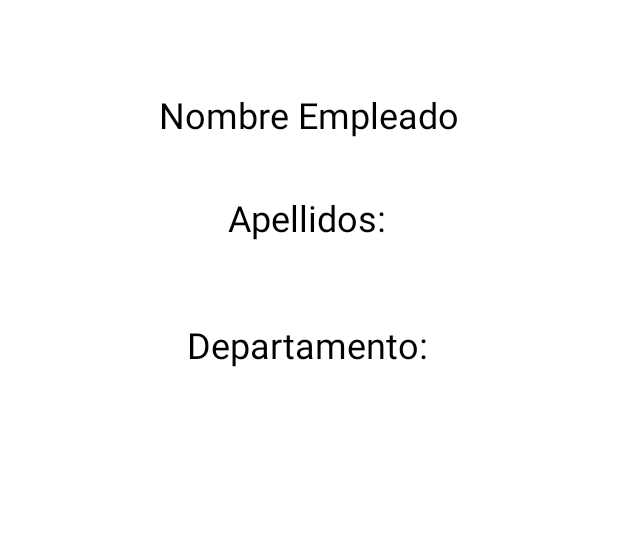
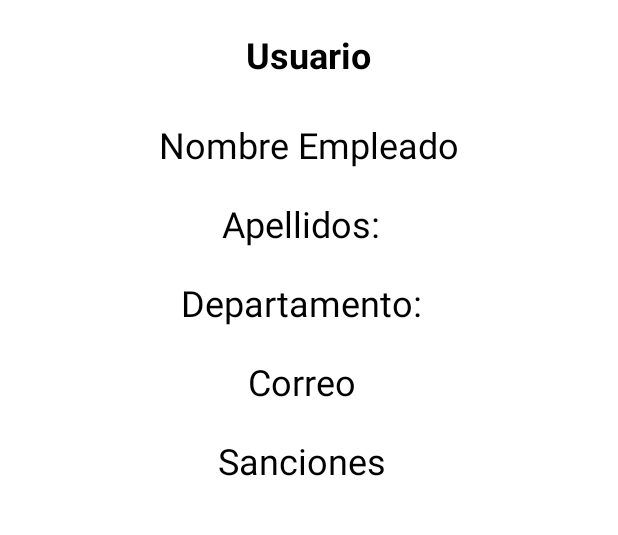
Before and after one commit to JoseCumplido82/H91, an Android app: the MostrarDetalleEmpleadoActivity screen opened directly, with no data from a screen before it, on a phone screen of 412 x 824 dp, the part 390-925 px from its top. Run offline under Robolectric (Android 15) with nearby library versions, the phone set to English and light mode, and no system bars; 11 statements that could not run were skipped.

Commit message:
muestra bien el detalle del empleado a falta de que muestre bien las sanciones, ademas sigue sin funcionar el boton añadir empleado a la bbdd

```diff
--- a/app/src/main/AndroidManifest.xml
+++ b/app/src/main/AndroidManifest.xml
@@ -17,7 +17,6 @@
         android:supportsRtl="true"
         android:theme="@style/Theme.H91">
         <activity android:name=".ActivityMensajeNotificaciones"></activity>
-        <activity android:name=".NuevoEmpleadoActivity" />
         <activity android:name=".MostrarDetalleEmpleadoActivity" />
         <activity android:name=".ActivityMensajeNotificacion" />
         <activity android:name=".ActivityCrearNotificacion" />
--- a/app/src/main/java/com/example/h91/Clases/Departamento.java
+++ b/app/src/main/java/com/example/h91/Clases/Departamento.java
@@ -21,7 +21,6 @@ public class Departamento implements Serializable {
     }
     public Departamento(int id, String nombre) {
         this.id = id;
-        this.idResponsable=0;
         this.nombre = nombre;
     }
     public Departamento(int id){
--- a/app/src/main/java/com/example/h91/Clases/EmpleadoViewHolder.java
+++ b/app/src/main/java/com/example/h91/Clases/EmpleadoViewHolder.java
@@ -12,7 +12,7 @@ import com.example.h91.MostrarDetalleEmpleadoActivity;
 import com.example.h91.R;
 
 
-import static com.example.h91.NuevoEmpleadoActivity.EXTRA_OBJETO_EMPLEADO;
+import static com.example.h91.ActivityAnadirEmpleado.EXTRA_OBJETO_EMPLEADO;
 
 public class EmpleadoViewHolder extends RecyclerView.ViewHolder implements View.OnClickListener {
     public TextView txt_nombreEmpleado4=null;
@@ -38,7 +38,9 @@ public class EmpleadoViewHolder extends RecyclerView.ViewHolder implements View.
         Log.i("empleado","has seleccionado: " + empleado.toString());
         lcAdapter.notifyDataSetChanged();
         Intent intent = new Intent(lcAdapter.getC(), MostrarDetalleEmpleadoActivity.class);
-        Empleado e1 = new Empleado(empleado.getIdDepartamento(), empleado.getNombre(), empleado.getApellido());
+        //Empleado e1 = new Empleado(empleado.getIdDepartamento(), empleado.getNombre(), empleado.getApellido());
+        Empleado e1 = new Empleado(empleado.getIdDepartamento(),empleado.getUsuario(),empleado.getPass(), empleado.getNombre(), empleado.getApellido(), empleado.getDomicilio(), empleado.getCorreo(), empleado.getTelefono(), empleado.getFecha_incorporacion(), empleado.getSanciones(), empleado.getFecha_salida());
+
 
         //fallo aqui
         intent.putExtra(EXTRA_OBJETO_EMPLEADO, e1);
--- a/app/src/main/java/com/example/h91/MostrarDetalleEmpleadoActivity.java
+++ b/app/src/main/java/com/example/h91/MostrarDetalleEmpleadoActivity.java
@@ -15,6 +15,10 @@ public class MostrarDetalleEmpleadoActivity extends AppCompatActivity {
     TextView txt_detalle_nombree=null;
     TextView txt_detalle_apellidoe=null;
     TextView txt_detalle_departamentoe=null;
+    TextView txt_detalle_Correoe=null;
+    TextView txt_detalleUsuarioe=null;
+    TextView txt_detalleSancionese=null;
+    String nombreDpt="";
 
     @Override
     protected void onCreate(Bundle savedInstanceState) {
@@ -23,21 +27,36 @@ public class MostrarDetalleEmpleadoActivity extends AppCompatActivity {
         txt_detalle_nombree = findViewById(R.id.txt_detalle_nombree);
         txt_detalle_apellidoe= findViewById(R.id.txt_detalle_apellidoe);
         txt_detalle_departamentoe=findViewById(R.id.txt_detalle_departamentoe);
+        txt_detalle_Correoe=findViewById(R.id.txt_detalleCorreoe);
+        txt_detalleUsuarioe=findViewById(R.id.txt_detalleUsuarioe);
+        txt_detalleSancionese=findViewById(R.id.txt_detalleSancionese);
         Intent intent = getIntent();
         if(intent != null)
         {
 
             Empleado empleado= (Empleado) intent.getSerializableExtra(ActivityAnadirEmpleado.EXTRA_OBJETO_EMPLEADO);
-            //txt_detalle_nombree.setText("el nombre es" );
-            //txt_detalle_apellidoe.setText("el apellido es: ");
-            //txt_detalle_departamentoe.setText("el departamento es: ");
 
-            //RECIBE EL OBJETO EMPLEADO COMO NULL
-            txt_detalle_nombree.setText(empleado.getNombre());
-            txt_detalle_apellidoe.setText(empleado.getApellido());
-            txt_detalle_departamentoe.setText("departamento" + empleado.getIdDepartamento());
+
+            if(empleado.getIdDepartamento()==1){
+                 nombreDpt= "Compras";
+            }else if(empleado.getIdDepartamento()==2){
+                 nombreDpt="Ventas";
+            }else if(empleado.getIdDepartamento()==3){
+                nombreDpt="Financiero";
+            }else if(empleado.getIdDepartamento()==4){
+                nombreDpt="Marketplace";
+            }else if(empleado.getIdDepartamento()==5){
+                nombreDpt="Logistica";
+            }
+
+            txt_detalle_nombree.setText("EMPLEADO: " + " "+ empleado.getNombre().toUpperCase());
+            txt_detalle_apellidoe.setText("APELLIDO: " + " " + empleado.getApellido().toUpperCase());
+            txt_detalle_departamentoe.setText("DPTO. " + " " + empleado.getIdDepartamento() + " - " + nombreDpt);
+            txt_detalle_Correoe.setText("Correo: " + empleado.getCorreo());
+            txt_detalleUsuarioe.setText("DNI: " + empleado.getUsuario());
+            txt_detalleSancionese.setText("Sanciones: " + Integer.valueOf(empleado.getSanciones()));
             Log.i("empleado", "no se muestran los empleados por " + empleado);
-        //ERRORES NO SE MUESTRA ESTE ACTIVITY
+
         }
 
 
--- a/app/src/main/java/com/example/h91/modelos/EmpleadoDB.java
+++ b/app/src/main/java/com/example/h91/modelos/EmpleadoDB.java
@@ -24,7 +24,7 @@ public class EmpleadoDB {
         ArrayList<Empleado> empleadosDevueltos = new ArrayList<Empleado>();
         try{
             Statement sentencia = conexion.createStatement();
-            String ordenSQL = "select em.id, em.idDepartamento, em.usuario, em.pass, em.nombre, em.apellido, em.domicilio, em.correo, em.telefono, em.fecha_incorporacion, em.fecha_salida from empleado em;";
+            String ordenSQL = "select em.id, em.idDepartamento, em.usuario, em.pass, em.nombre, em.apellido, em.domicilio, em.correo, em.telefono, em.fecha_incorporacion,em.sanciones, em.fecha_salida from empleado em;";
             ResultSet resultado= sentencia.executeQuery(ordenSQL);
             while (resultado.next())
             {
@@ -40,10 +40,10 @@ public class EmpleadoDB {
                 String telefono = resultado.getString("telefono");
                 //posible error con date, cambiar la importacion de util a sql
                 Date fecha_incorporacion = resultado.getDate("fecha_incorporacion");
-
+                int sanciones= resultado.getInt("sanciones");
                 Date fecha_salida = resultado.getDate("fecha_salida");
                 //CORREGIR
-                Empleado empleado= new Empleado(id, idDepartamento, usuario, pass, nombre, apellido, domicilio, correo, telefono, fecha_incorporacion, fecha_salida);
+                Empleado empleado= new Empleado(id, idDepartamento, usuario, pass, nombre, apellido, domicilio, correo, telefono, fecha_incorporacion, (char) sanciones, fecha_salida);
                 empleadosDevueltos.add(empleado);
 
             }
--- a/app/src/main/res/layout/activity_mostrar_detalle_empleado.xml
+++ b/app/src/main/res/layout/activity_mostrar_detalle_empleado.xml
@@ -33,7 +33,7 @@
         android:id="@+id/txt_detalle_nombree"
         android:layout_width="wrap_content"
         android:layout_height="wrap_content"
-        android:layout_marginTop="60dp"
+        android:layout_marginTop="80dp"
         android:text="@string/nombre_empleado"
         android:textColor="@color/black"
         android:textSize="24sp"
@@ -46,12 +46,12 @@
         android:id="@+id/txt_detalle_apellidoe"
         android:layout_width="wrap_content"
         android:layout_height="wrap_content"
-        android:layout_marginTop="36dp"
+        android:layout_marginTop="20dp"
         android:text="@string/apellidos"
         android:textColor="@color/black"
         android:textSize="24sp"
         app:layout_constraintEnd_toEndOf="@+id/txt_detalle_nombree"
-        app:layout_constraintHorizontal_bias="0.489"
+        app:layout_constraintHorizontal_bias="0.446"
         app:layout_constraintStart_toStartOf="@+id/txt_detalle_nombree"
         app:layout_constraintTop_toBottomOf="@+id/txt_detalle_nombree" />
 
@@ -59,11 +59,49 @@
         android:id="@+id/txt_detalle_departamentoe"
         android:layout_width="wrap_content"
         android:layout_height="wrap_content"
-        android:layout_marginTop="52dp"
+        android:layout_marginTop="20dp"
         android:text="@string/departamento"
         android:textColor="@color/black"
         android:textSize="24sp"
         app:layout_constraintEnd_toEndOf="@+id/txt_detalle_apellidoe"
         app:layout_constraintStart_toStartOf="@+id/txt_detalle_apellidoe"
         app:layout_constraintTop_toBottomOf="@+id/txt_detalle_apellidoe" />
+
+    <TextView
+        android:id="@+id/txt_detalleCorreoe"
+        android:layout_width="wrap_content"
+        android:layout_height="wrap_content"
+        android:layout_marginTop="20dp"
+        android:text="@string/correo"
+        android:textColor="@color/black"
+        android:textSize="24sp"
+        app:layout_constraintEnd_toEndOf="@+id/txt_detalle_departamentoe"
+        app:layout_constraintStart_toStartOf="@+id/txt_detalle_departamentoe"
+        app:layout_constraintTop_toBottomOf="@+id/txt_detalle_departamentoe" />
+
+    <TextView
+        android:id="@+id/txt_detalleUsuarioe"
+        android:layout_width="wrap_content"
+        android:layout_height="wrap_content"
+        android:layout_marginTop="20dp"
+        android:text="@string/usuario"
+        android:textColor="@android:color/black"
+        android:textSize="24sp"
+        android:textStyle="bold"
+        app:layout_constraintEnd_toEndOf="@+id/imageView2"
+        app:layout_constraintHorizontal_bias="0.495"
+        app:layout_constraintStart_toStartOf="@+id/imageView2"
+        app:layout_constraintTop_toBottomOf="@+id/imageView2" />
+
+    <TextView
+        android:id="@+id/txt_detalleSancionese"
+        android:layout_width="wrap_content"
+        android:layout_height="wrap_content"
+        android:layout_marginTop="20dp"
+        android:text="@string/sanciones"
+        android:textColor="@color/black"
+        android:textSize="24sp"
+        app:layout_constraintEnd_toEndOf="@+id/txt_detalleCorreoe"
+        app:layout_constraintStart_toStartOf="@+id/txt_detalleCorreoe"
+        app:layout_constraintTop_toBottomOf="@+id/txt_detalleCorreoe" />
 </androidx.constraintlayout.widget.ConstraintLayout>
--- a/app/src/main/res/values/strings.xml
+++ b/app/src/main/res/values/strings.xml
@@ -125,4 +125,7 @@
     <string name="todo10">TODO</string>
     <string name="button23">Button</string>
     <string name="madrid2021">Madrid2021*</string>
+    <string name="correo">Correo</string>
+    <string name="sanciones">Sanciones</string>
+    <string name="introduce_contrase_a">introduce contraseña</string>
 </resources>
```
Also changed, not shown: app/src/main/java/com/example/h91/ActivityAnadirEmpleado.java (+3 -7 lines), app/src/main/java/com/example/h91/NuevoEmpleadoActivity.java (deleted, +0 -131 lines), app/src/main/res/layout/activity_anadir_empleado.xml (+4 -15 lines), app/src/main/res/layout/activity_nuevo_empleado.xml (deleted, +0 -95 lines).
